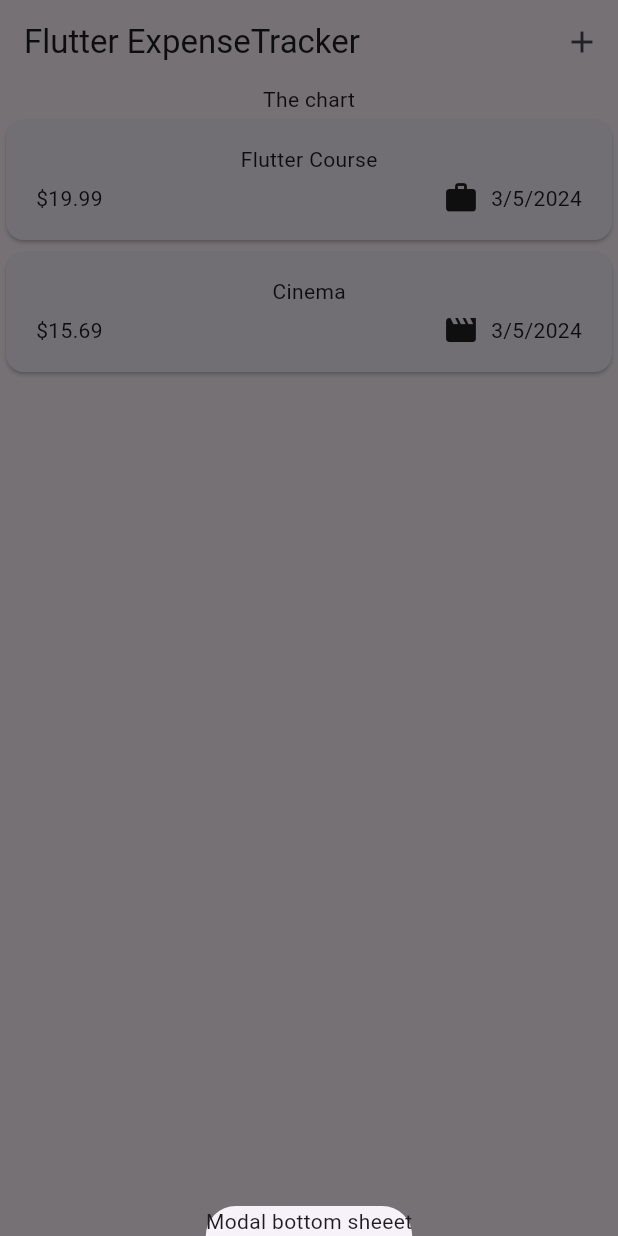
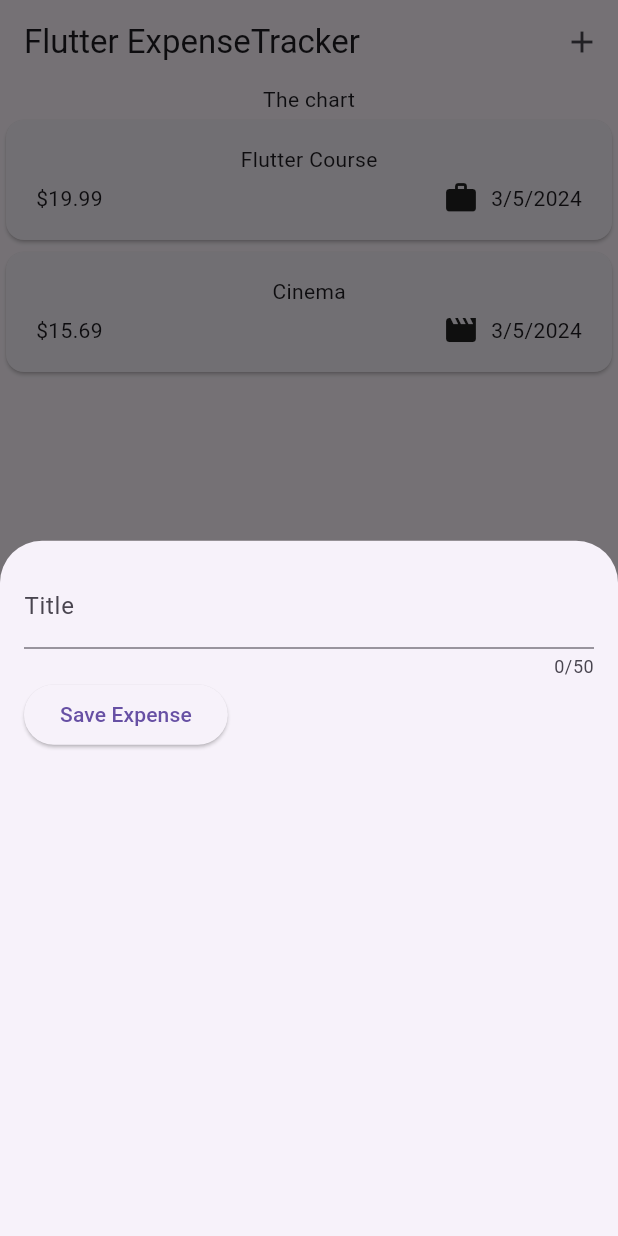
Before and after one commit to maubmz/ProyectosPc, a Flutter app: the screen it shows after launch, after a tap on the "add" icon, on a phone screen of 412 x 824 dp. Run offline on Flutter 3.47's test engine with Material 3 defaults, Android fonts, the phone set to English and light mode, and no system bars; our stand-ins replace google_fonts.

Commit message:
Udemy video 109

```diff
--- a/expense_tracker/lib/widgets/expenses.dart
+++ b/expense_tracker/lib/widgets/expenses.dart
@@ -1,5 +1,6 @@
 import 'package:expense_tracker/widgets/expenses-list/expenses_list.dart';
 import 'package:expense_tracker/models/expense.dart';
+import 'package:expense_tracker/widgets/new_expense.dart';
 
 import 'package:flutter/material.dart';
 
@@ -33,7 +34,7 @@ class _Expenses extends State<Expenses> {
   void _openAddExpenseOverlay() {
     showModalBottomSheet(
       context: context,
-      builder: (ctx) => const Text('Modal bottom sheeet'),
+      builder: (ctx) => const NewExpense(),
     );
   }
 
--- /dev/null
+++ b/expense_tracker/lib/widgets/new_expense.dart
@@ -0,0 +1,46 @@
+import 'package:flutter/material.dart';
+
+class NewExpense extends StatefulWidget {
+  const NewExpense({super.key});
+
+  @override
+  State<NewExpense> createState() {
+    return _NewExpenseState();
+  }
+}
+
+class _NewExpenseState extends State<NewExpense> {
+  var _enteredTitle = '';
+
+  void _savedTitleInput(String inputValue) {
+    _enteredTitle = inputValue;
+  }
+
+  @override
+  Widget build(BuildContext context) {
+    return Padding(
+      padding: const EdgeInsets.all(16),
+      child: Column(
+        children: [
+          TextField(
+            onChanged: _savedTitleInput,
+            maxLength: 50,
+            decoration: const InputDecoration(
+              label: Text('Title'),
+            ),
+          ),
+          Row(
+            children: [
+              ElevatedButton(
+                onPressed: () {
+                  print(_enteredTitle);
+                },
+                child: const Text('Save Expense'),
+              ),
+            ],
+          )
+        ],
+      ),
+    );
+  }
+}
```
